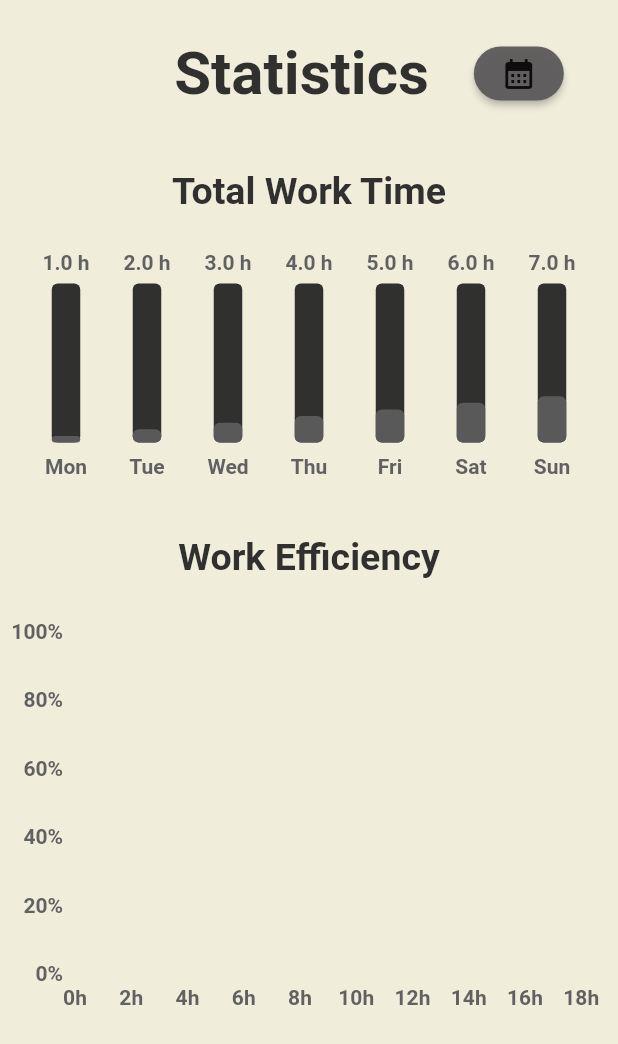
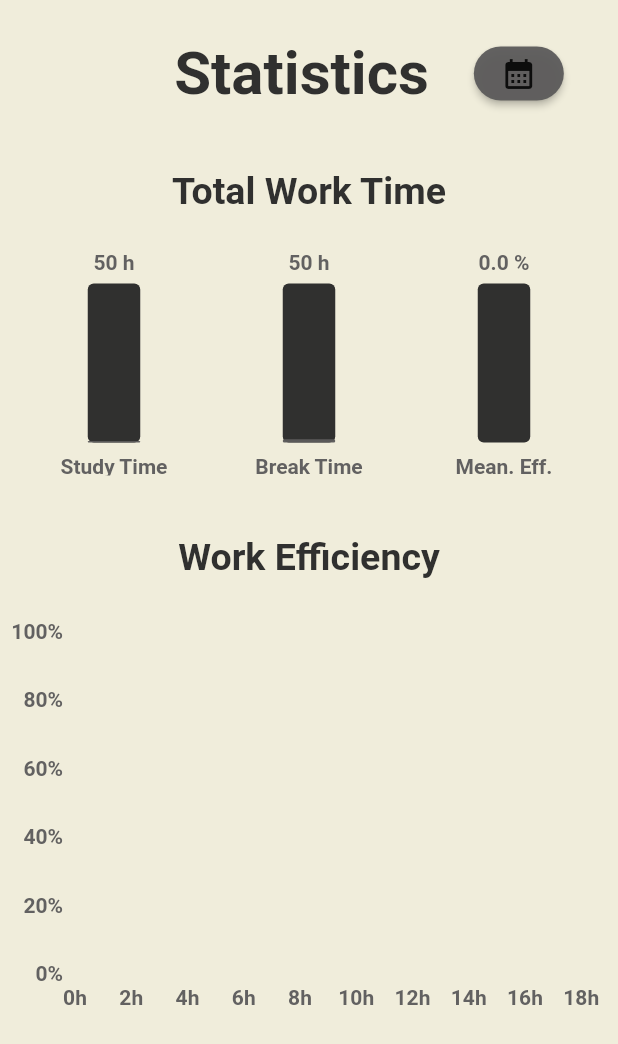
Before and after one commit to Spades13/Flutter_TM, a Flutter app: the Graphs screen opened directly, on a phone screen of 412 x 824 dp. Shown: the top 1044 px of the screen. Run offline on Flutter 3.47's test engine with Material 2 defaults, Android fonts, the light colour scheme and no system bars; drawn by our look-alikes of fl_chart; our stand-ins replace audioplayers, cloud_firestore, confetti, firebase_auth, firebase_core, google_nav_bar and 3 more; missing offline and left inert: usage_stats; accounts and stored records are empty; network calls fail; statements that could not run were skipped.

Commit message:
added full screen button and redesign of bars, added mean eff bar and started work on the other two bars

```diff
--- a/tm/lib/globals.dart
+++ b/tm/lib/globals.dart
@@ -37,3 +37,5 @@ List<FlSpot> datalist = [];
 
 int globalIndex = 0;
 int current_index = 0;
+
+double avg_eff = 0;
--- a/tm/lib/main.dart
+++ b/tm/lib/main.dart
@@ -38,13 +38,64 @@ ThemeManager _themeManager = ThemeManager();
 
 class Test extends ChangeNotifier {
   //DateTime _date = DateTime.now();
+  getBarData(variableDate) {
+    StreamSubscription<QuerySnapshot>? _guestBookSubscription;
+
+    final user = FirebaseAuth.instance.currentUser!;
+    var user_email = user.email;
+    var year = variableDate.year.toString();
+    var month = variableDate.month.toString();
+    var day = globals.date.day.toString();
+    var weekday = variableDate.weekday.toString();
+
+    List mean_eff_list = [];
+
+    _guestBookSubscription = FirebaseFirestore.instance
+        .collection(user_email!)
+        .doc(year)
+        .collection(month)
+        .doc(day)
+        .collection(weekday)
+        // .orderBy('Time', descending: true)
+        .snapshots()
+        .listen((snapshot) {
+      print("testyyyyy");
+      snapshot.docs.forEach((document) {
+        double mean_eff = document.get("Eff");
+        double math_mean_eff = mean_eff * 100;
+        mean_eff_list.add(math_mean_eff);
+
+        // double math_eff = docSnapshot.get("Eff") * 100
+
+        //print("test 709");
+      });
+
+      if (mean_eff_list.isEmpty) {
+        mean_eff_list = [0.toDouble()];
+      } else {
+        mean_eff_list = mean_eff_list;
+      }
+
+      int len_mean_eff = mean_eff_list.length;
+      double avg_eff = mean_eff_list.reduce((a, b) => a + b) / len_mean_eff;
+      globals.avg_eff = avg_eff;
+      print(len_mean_eff);
+
+      notifyListeners();
+    });
+  }
+
   getData(variableDate) {
+    final user = FirebaseAuth.instance.currentUser;
+    if (user == null) {
+      //pass
+    } else {
       //setState(() {
       StreamSubscription<QuerySnapshot>? _guestBookSubscription;
       // List<GuestBookMessage> _guestBookMessages = [];
       //List<GuestBookMessage> get guestBookMessages => _guestBookMessages;
 
-    final user = FirebaseAuth.instance.currentUser!;
+      //final user = FirebaseAuth.instance.currentUser!;
       var user_email = user.email;
       var year = variableDate.year.toString();
       var month = variableDate.month.toString();
@@ -105,6 +156,7 @@ class Test extends ChangeNotifier {
       });
     }
   }
+}
 
 class MyApp extends StatefulWidget {
   @override
@@ -123,6 +175,7 @@ class _MyAppState extends State<MyApp> {
     _themeManager.addListener(themeListener);
     var _date = globals.date;
     Test().getData(_date);
+    Test().getBarData(_date);
     super.initState();
   }
 
--- a/tm/lib/pages/graphic.dart
+++ b/tm/lib/pages/graphic.dart
@@ -32,19 +32,11 @@ class BarData {
   final double monAmount;
   final double tueAmount;
   final double wedAmount;
-  final double thuAmount;
-  final double friAmount;
-  final double satAmount;
-  final double sunAmount;
 
   BarData({
     required this.monAmount,
     required this.tueAmount,
     required this.wedAmount,
-    required this.thuAmount,
-    required this.friAmount,
-    required this.satAmount,
-    required this.sunAmount,
   });
 
   List<IndividualBar> barData = [];
@@ -54,18 +46,60 @@ class BarData {
       IndividualBar(x: 0, y: monAmount),
       IndividualBar(x: 1, y: tueAmount),
       IndividualBar(x: 2, y: wedAmount),
-      IndividualBar(x: 3, y: thuAmount),
-      IndividualBar(x: 4, y: friAmount),
-      IndividualBar(x: 5, y: satAmount),
-      IndividualBar(x: 6, y: sunAmount),
     ];
   }
 }
 
-List<double> weeklySummary = [1, 2, 3, 4, 5, 6, 7];
-
 class Test extends ChangeNotifier {
   //DateTime _date = DateTime.now();
+  getBarData(variableDate) {
+    StreamSubscription<QuerySnapshot>? _guestBookSubscription;
+
+    final user = FirebaseAuth.instance.currentUser!;
+    var user_email = user.email;
+    var year = variableDate.year.toString();
+    var month = variableDate.month.toString();
+    var day = globals.date.day.toString();
+    var weekday = variableDate.weekday.toString();
+
+    List mean_eff_list = [];
+
+    _guestBookSubscription = FirebaseFirestore.instance
+        .collection(user_email!)
+        .doc(year)
+        .collection(month)
+        .doc(day)
+        .collection(weekday)
+        // .orderBy('Time', descending: true)
+        .snapshots()
+        .listen((snapshot) {
+      print("testyyyyy");
+      snapshot.docs.forEach((document) {
+        double mean_eff = document.get("Eff");
+        double math_mean_eff = mean_eff * 100;
+        mean_eff_list.add(math_mean_eff);
+
+        // double math_eff = docSnapshot.get("Eff") * 100
+
+        //print("test 709");
+      });
+
+      if (mean_eff_list.isEmpty) {
+        mean_eff_list = [0.toDouble()];
+      } else {
+        mean_eff_list = mean_eff_list;
+      }
+
+      int len_mean_eff = mean_eff_list.length;
+      double avg_eff = mean_eff_list.reduce((a, b) => a + b) / len_mean_eff;
+      globals.avg_eff = avg_eff;
+      print(len_mean_eff);
+      List<double> weeklySummary = [69, 25, globals.avg_eff];
+
+      notifyListeners();
+    });
+  }
+
   getData(variableDate) {
     //setState(() {
     StreamSubscription<QuerySnapshot>? _guestBookSubscription;
@@ -204,6 +238,7 @@ class _GraphsState extends State<Graphs> {
         //  print(day);
         //  print(_date);
         Test().getData(_date);
+        Test().getBarData(_date);
         Navigator.push(context,
             MaterialPageRoute(builder: (context) => FutureBuilderExample()));
       });
@@ -278,13 +313,10 @@ class _GraphsState extends State<Graphs> {
     //print(globals.times_list.length);
     //List<String>.generate(1000,(counter) => "Item $counter");
     BarData myBarData = BarData(
-      monAmount: weeklySummary[0],
-      tueAmount: weeklySummary[1],
-      wedAmount: weeklySummary[2],
-      thuAmount: weeklySummary[3],
-      friAmount: weeklySummary[4],
-      satAmount: weeklySummary[5],
-      sunAmount: weeklySummary[6],
+      monAmount: /*Test().getBarData(globals.date).weeklySummary[0]*/ 1,
+      tueAmount: /*Test().getBarData(globals.date).weeklySummary[1]*/ 2,
+      wedAmount: /*Test().getBarData(globals.date).weeklySummary[2]*/ globals
+          .avg_eff,
     );
     myBarData.initializeBarData();
 
@@ -350,9 +382,9 @@ class _GraphsState extends State<Graphs> {
                                   sideTitles: SideTitles(
                                       showTitles: true,
                                       getTitlesWidget: getBottomTitles))),
-                          maxY: 24,
+                          maxY: 100,
                           minY: 0,
-                          groupsSpace: 35,
+                          groupsSpace: 95,
                           gridData: FlGridData(show: false),
                           borderData: FlBorderData(show: false),
                           barGroups: myBarData.barData
@@ -360,13 +392,13 @@ class _GraphsState extends State<Graphs> {
                                   BarChartGroupData(x: data.x, barRods: [
                                     BarChartRodData(
                                         toY: data.y,
-                                        width: 19,
+                                        width: 35,
                                         color: _textTheme.headlineLarge?.color!,
                                         borderRadius: BorderRadius.circular(4),
                                         backDrawRodData:
                                             BackgroundBarChartRodData(
                                           show: true,
-                                          toY: 24,
+                                          toY: 100,
                                           color: const Color.fromRGBO(
                                               39, 39, 39, 0.957),
                                         )),
@@ -447,26 +479,15 @@ Widget getBottomTitles(double value, TitleMeta meta) {
   Widget text;
   switch (value.toInt()) {
     case 0:
-      text = Text("Mon", style: style);
+      text = Text("Study Time", style: style);
       break;
     case 1:
-      text = Text("Tue", style: style);
+      text = Text("Break Time", style: style);
       break;
     case 2:
-      text = Text("Wed", style: style);
+      text = Text("Mean. Eff.", style: style);
       break;
-    case 3:
-      text = Text("Thu", style: style);
-      break;
-    case 4:
-      text = Text("Fri", style: style);
-      break;
-    case 5:
-      text = Text("Sat", style: style);
-      break;
-    case 6:
-      text = Text("Sun", style: style);
-      break;
+
     default:
       text = Text('', style: style);
       break;
@@ -481,26 +502,15 @@ Widget getTopTitles(double value, TitleMeta meta) {
   Widget text;
   switch (value.toInt()) {
     case 0:
-      text = Text(weeklySummary[0].toString() + " h", style: style);
+      text = Text(50.toString() + " h", style: style);
       break;
     case 1:
-      text = Text(weeklySummary[1].toString() + " h", style: style);
+      text = Text(50.toString() + " h", style: style);
       break;
     case 2:
-      text = Text(weeklySummary[2].toString() + " h", style: style);
+      text = Text(globals.avg_eff.toString() + " %", style: style);
       break;
-    case 3:
-      text = Text(weeklySummary[3].toString() + " h", style: style);
-      break;
-    case 4:
-      text = Text(weeklySummary[4].toString() + " h", style: style);
-      break;
-    case 5:
-      text = Text(weeklySummary[5].toString() + " h", style: style);
-      break;
-    case 6:
-      text = Text(weeklySummary[6].toString() + " h", style: style);
-      break;
+
     default:
       text = Text('', style: style);
       break;
--- a/tm/pubspec.yaml
+++ b/tm/pubspec.yaml
@@ -48,7 +48,6 @@ dependencies:
   google_sign_in: ^6.1.4
   cloud_firestore: ^4.8.2
   fl_chart: ^0.62.0
-  threading: ^0.0.10
 
 
 
```
Also changed, not shown: tm/lib/homepage.dart (+15 -2 lines), tm/lib/pages/graphic_backbone.dart (deleted, +0 -40 lines), tm/lib/pages/loading.dart (+64 -15 lines), tm/pubspec.lock. Lines whose indentation alone changed are shown as unchanged.
